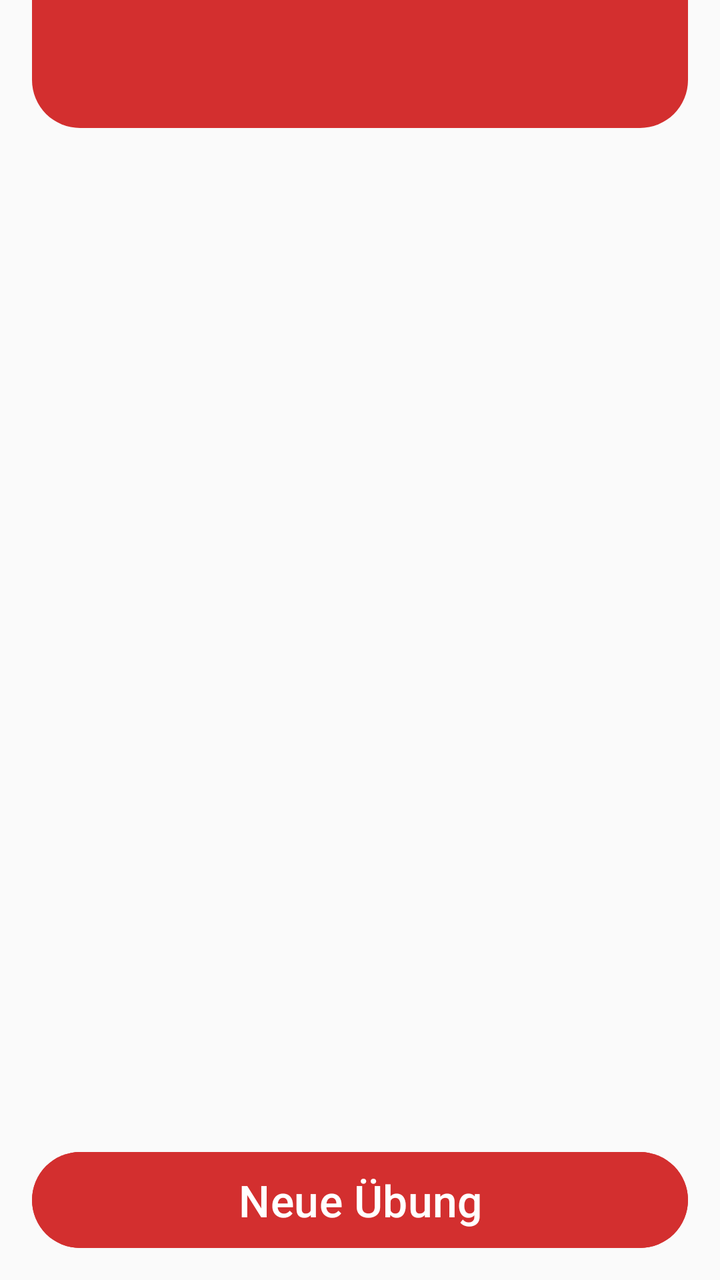
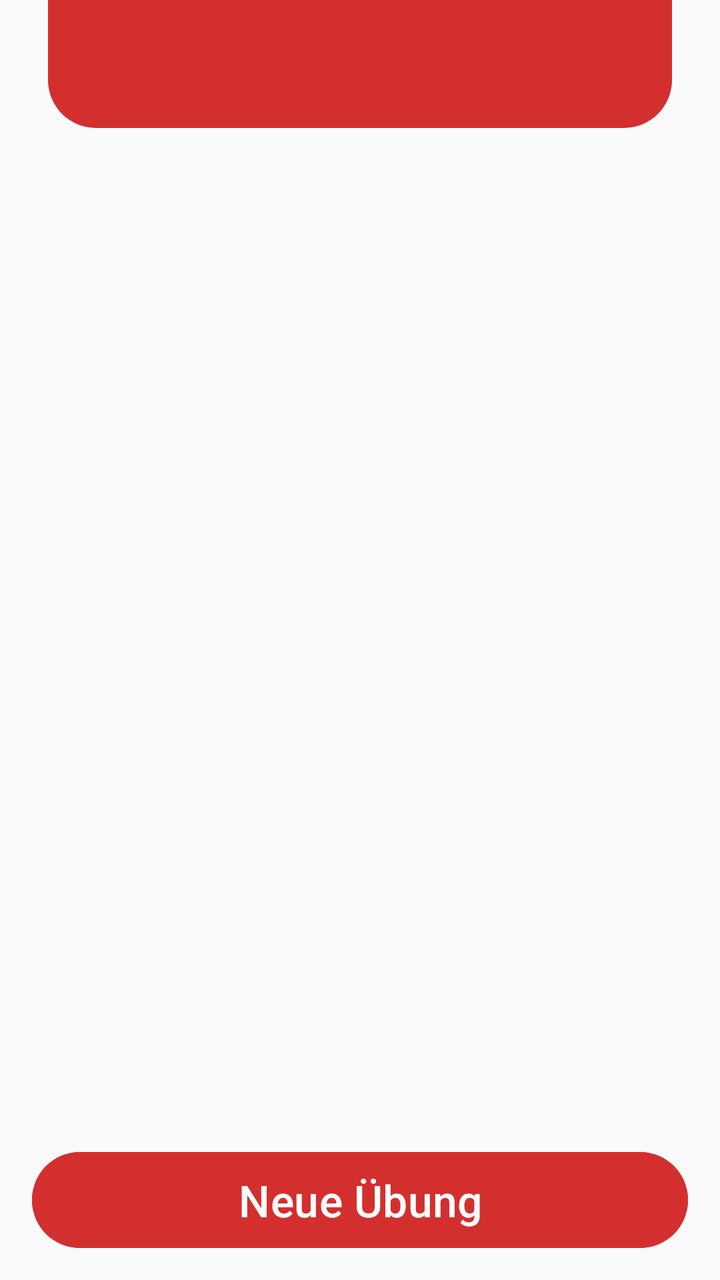

An Android layout rendered at two revisions. The XML below is the earlier revision; the diff shows what the commit changed to produce the second picture.
<!-- AndroidManifest.xml: application theme Theme.MuscleTraining -->
<!-- res/layout/activity_exercises.xml -->
<?xml version="1.0" encoding="utf-8"?>
<androidx.constraintlayout.widget.ConstraintLayout
    xmlns:android="http://schemas.android.com/apk/res/android"
    xmlns:app="http://schemas.android.com/apk/res-auto"
    android:layout_width="match_parent"
    android:layout_height="match_parent">

    
    <include
        android:id="@+id/include_toolbar"
        layout="@layout/toolbar_common"
        app:layout_constraintTop_toTopOf="parent"
        app:layout_constraintStart_toStartOf="parent"
        app:layout_constraintEnd_toEndOf="parent" />

    
    <ListView
        android:id="@+id/list_exercises"
        android:layout_width="0dp"
        android:layout_height="0dp"
        android:paddingStart="16dp"
        android:paddingEnd="16dp"
        android:dividerHeight="8dp"
        app:layout_constraintTop_toBottomOf="@id/include_toolbar"
        app:layout_constraintBottom_toTopOf="@id/btn_add"
        app:layout_constraintStart_toStartOf="parent"
        app:layout_constraintEnd_toEndOf="parent" />

    
    <Button
        android:id="@+id/btn_add"
        style="@style/PlusMinusButton.Rounded"
        android:text="Neue Übung"
        android:layout_width="0dp"
        android:layout_height="wrap_content"
        android:layout_margin="16dp"
        app:layout_constraintBottom_toBottomOf="parent"
        app:layout_constraintStart_toStartOf="parent"
        app:layout_constraintEnd_toEndOf="parent" />

</androidx.constraintlayout.widget.ConstraintLayout>
<!-- res/layout/toolbar_common.xml (included above) -->
<?xml version="1.0" encoding="utf-8"?>
<LinearLayout
    xmlns:android="http://schemas.android.com/apk/res/android"
    xmlns:app="http://schemas.android.com/apk/res-auto"
    android:layout_width="match_parent"
    android:layout_height="wrap_content"
    android:gravity="center_horizontal"
    android:paddingStart="16dp"
    android:paddingEnd="16dp">

    <LinearLayout
        android:layout_width="match_parent"
        android:layout_height="wrap_content"
        android:maxWidth="600dp">

        <com.google.android.material.appbar.MaterialToolbar
            android:id="@+id/toolbar"
            android:layout_width="match_parent"
            android:layout_height="?attr/actionBarSize"
            android:background="@drawable/toolbar"
            android:elevation="8dp"

            app:titleCentered="true"
            app:titleTextColor="@android:color/white"
            app:subtitleTextColor="@android:color/white"

            android:textStyle="bold"

            android:shadowColor="#66000000"
            android:shadowDx="0"
            android:shadowDy="2"
            android:shadowRadius="4" />


    </LinearLayout>

</LinearLayout>
<!-- resources referenced by this layout -->
<resources>
  <!-- drawable toolbar (drawable) -->
  <?xml version="1.0" encoding="utf-8"?>
  <shape xmlns:android="http://schemas.android.com/apk/res/android"
      android:shape="rectangle">
  
      
      <solid android:color="?attr/colorPrimary" />
  
      
      <corners
          android:topLeftRadius="0dp"
          android:topRightRadius="0dp"
          android:bottomLeftRadius="24dp"
          android:bottomRightRadius="24dp" />
  
  </shape>
  <style name="PlusMinusButton.Rounded">
          <item name="android:minWidth">56dp</item>
          <item name="android:minHeight">48dp</item>
          <item name="android:padding">0dp</item>
          <item name="android:textSize">22sp</item>
          <item name="android:gravity">center</item>
          <item name="android:backgroundTint">?attr/colorPrimary</item>
          <item name="android:textColor">?attr/colorOnPrimary</item>
          <item name="android:insetLeft">0dp</item>
          <item name="android:insetRight">0dp</item>
          <item name="android:insetTop">0dp</item>
          <item name="android:insetBottom">0dp</item>
          <item name="android:shape">rectangle</item>
          <item name="android:radius">28dp</item>
      </style>
  <style name="Theme.MuscleTraining" parent="Base.Theme.MuscleTraining" />
  <style name="Base.Theme.MuscleTraining" parent="Theme.Material3.Light.NoActionBar">
  
          
          <item name="colorPrimary">@color/primary</item>
          <item name="colorOnPrimary">@color/on_primary</item>
          <item name="colorPrimaryContainer">@color/primary_container</item>
  
          
          <item name="colorSecondary">@color/secondary</item>
          <item name="colorOnSecondary">@color/on_secondary</item>
          <item name="colorSecondaryContainer">@color/secondary_container</item>
  
          
          <item name="colorTertiary">@color/tertiary</item>
          <item name="colorOnTertiary">@color/on_tertiary</item>
          <item name="colorTertiaryContainer">@color/tertiary_container</item>
  
          
          <item name="colorSurface">@color/surface</item>
          <item name="colorOnSurface">@color/black</item>
  
          
          <item name="android:windowBackground">@color/background</item>
  
          
          <item name="android:statusBarColor">@android:color/transparent</item>
          <item name="android:windowLightStatusBar">true</item>
  
      </style>
  <color name="primary">#D32F2F</color>
  <color name="on_primary">#FFFFFF</color>
  <color name="primary_container">#FFDAD4</color>
  <color name="secondary">#212121</color>
  <color name="on_secondary">#FFFFFF</color>
  <color name="secondary_container">#E0E0E0</color>
  <color name="tertiary">#C6FF00</color>
  <color name="on_tertiary">#000000</color>
  <color name="tertiary_container">#F4FF81</color>
  <color name="surface">#FAFAFA</color>
  <color name="black">#FF000000</color>
  <color name="background">#FAFAFA</color>
</resources>

<!-- the commit's change to res/layout/activity_exercises.xml (unified diff, before → after) -->
@@ -6,12 +6,19 @@
     android:layout_height="match_parent">
 
     
-    <include
-        android:id="@+id/include_toolbar"
-        layout="@layout/toolbar_common"
+    <LinearLayout
+        android:id="@+id/container"
+        android:layout_width="0dp"
+        android:layout_height="wrap_content"
+        android:layout_marginStart="24dp"
+        android:layout_marginEnd="24dp"
+        android:orientation="vertical"
         app:layout_constraintTop_toTopOf="parent"
         app:layout_constraintStart_toStartOf="parent"
-        app:layout_constraintEnd_toEndOf="parent" />
+        app:layout_constraintEnd_toEndOf="parent">
+
+        <include layout="@layout/toolbar_common" />
+    </LinearLayout>
 
     
     <ListView
@@ -21,7 +28,7 @@
         android:paddingStart="16dp"
         android:paddingEnd="16dp"
         android:dividerHeight="8dp"
-        app:layout_constraintTop_toBottomOf="@id/include_toolbar"
+        app:layout_constraintTop_toBottomOf="@id/container"
         app:layout_constraintBottom_toTopOf="@id/btn_add"
         app:layout_constraintStart_toStartOf="parent"
         app:layout_constraintEnd_toEndOf="parent" />
@@ -30,7 +37,7 @@
     <Button
         android:id="@+id/btn_add"
         style="@style/PlusMinusButton.Rounded"
-        android:text="Neue Übung"
+        android:text="@string/btn_new_exercise"
         android:layout_width="0dp"
         android:layout_height="wrap_content"
         android:layout_margin="16dp"
@@ -40,40 +47,20 @@
 
 </androidx.constraintlayout.widget.ConstraintLayout>
 <!-- res/layout/toolbar_common.xml (included above) -->
-<?xml version="1.0" encoding="utf-8"?>
-<LinearLayout
-    xmlns:android="http://schemas.android.com/apk/res/android"
-    xmlns:app="http://schemas.android.com/apk/res-auto"
-    android:layout_width="match_parent"
-    android:layout_height="wrap_content"
-    android:gravity="center_horizontal"
-    android:paddingStart="16dp"
-    android:paddingEnd="16dp">
-
-    <LinearLayout
-        android:layout_width="match_parent"
-        android:layout_height="wrap_content"
-        android:maxWidth="600dp">
-
-        <com.google.android.material.appbar.MaterialToolbar
+<com.google.android.material.appbar.MaterialToolbar
+            xmlns:android="http://schemas.android.com/apk/res/android"
+            xmlns:app="http://schemas.android.com/apk/res-auto"
             android:id="@+id/toolbar"
             android:layout_width="match_parent"
-            android:layout_height="?attr/actionBarSize"
+            android:layout_height="wrap_content"
             android:background="@drawable/toolbar"
+            android:paddingTop="36dp"
             android:elevation="8dp"
-
             app:titleCentered="true"
             app:titleTextColor="@android:color/white"
             app:subtitleTextColor="@android:color/white"
-
             android:textStyle="bold"
-
             android:shadowColor="#66000000"
             android:shadowDx="0"
             android:shadowDy="2"
-            android:shadowRadius="4" />
-
-
-    </LinearLayout>
-
-</LinearLayout>
+            android:shadowRadius="4"  />
<!-- resource entries referenced after the edit -->
@@ -16,6 +16,7 @@
           android:bottomRightRadius="24dp" />
   
   </shape>
+  <string name="btn_new_exercise">Neue Übung</string>
   <style name="PlusMinusButton.Rounded">
           <item name="android:minWidth">56dp</item>
           <item name="android:minHeight">48dp</item>
